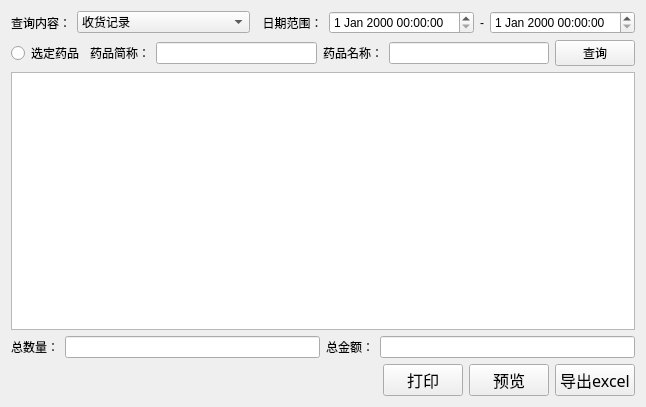
This is pharmacystatistics.ui in histest/his as Qt 5 draws it before an edit. The edited form follows.
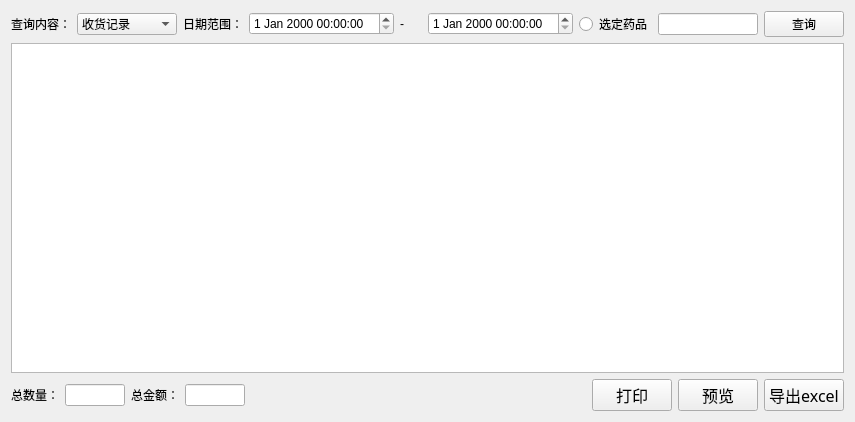
This is the edited form.

The edit to the form file:
```diff
--- a/pharmacystatistics.ui
+++ b/pharmacystatistics.ui
@@ -6,8 +6,8 @@
    <rect>
     <x>0</x>
     <y>0</y>
-    <width>646</width>
-    <height>407</height>
+    <width>855</width>
+    <height>422</height>
    </rect>
   </property>
   <property name="windowTitle">
@@ -15,7 +15,7 @@
   </property>
   <layout class="QVBoxLayout" name="verticalLayout">
    <item>
-    <layout class="QHBoxLayout" name="horizontalLayout_10">
+    <layout class="QHBoxLayout" name="horizontalLayout">
      <item>
       <widget class="QLabel" name="label_9">
        <property name="sizePolicy">
@@ -40,6 +40,12 @@
          <verstretch>0</verstretch>
         </sizepolicy>
        </property>
+       <property name="maximumSize">
+        <size>
+         <width>100</width>
+         <height>16777215</height>
+        </size>
+       </property>
        <item>
         <property name="text">
          <string>收货记录</string>
@@ -60,12 +66,19 @@
      <item>
       <widget class="QLabel" name="label">
        <property name="text">
-        <string>  日期范围：</string>
+        <string>日期范围：</string>
        </property>
       </widget>
      </item>
      <item>
-      <widget class="QDateTimeEdit" name="dateTimeEdit_1"/>
+      <widget class="QDateTimeEdit" name="dateTimeEdit_1">
+       <property name="maximumSize">
+        <size>
+         <width>180</width>
+         <height>16777215</height>
+        </size>
+       </property>
+      </widget>
      </item>
      <item>
       <widget class="QLabel" name="label_2">
@@ -75,12 +88,15 @@
       </widget>
      </item>
      <item>
-      <widget class="QDateTimeEdit" name="dateTimeEdit_2"/>
+      <widget class="QDateTimeEdit" name="dateTimeEdit_2">
+       <property name="maximumSize">
+        <size>
+         <width>180</width>
+         <height>16777215</height>
+        </size>
+       </property>
+      </widget>
      </item>
-    </layout>
-   </item>
-   <item>
-    <layout class="QHBoxLayout" name="horizontalLayout">
      <item>
       <widget class="QRadioButton" name="radioButton">
        <property name="text">
@@ -88,13 +104,6 @@
        </property>
       </widget>
      </item>
-     <item>
-      <widget class="QLabel" name="label_4">
-       <property name="text">
-        <string>药品简称：</string>
-       </property>
-      </widget>
-     </item>
      <item>
       <widget class="QLineEdit" name="lineEdit_DrugNo">
        <property name="sizePolicy">
@@ -103,18 +112,14 @@
          <verstretch>0</verstretch>
         </sizepolicy>
        </property>
-      </widget>
-     </item>
-     <item>
-      <widget class="QLabel" name="label_3">
-       <property name="text">
-        <string>药品名称：</string>
+       <property name="maximumSize">
+        <size>
+         <width>100</width>
+         <height>16777215</height>
+        </size>
        </property>
       </widget>
      </item>
-     <item>
-      <widget class="QLineEdit" name="lineEdit_DrugName"/>
-     </item>
      <item>
       <widget class="QPushButton" name="findButton">
        <property name="text">
@@ -128,7 +133,7 @@
     <widget class="QTableWidget" name="tableWidget"/>
    </item>
    <item>
-    <layout class="QHBoxLayout" name="horizontalLayout_3">
+    <layout class="QHBoxLayout" name="horizontalLayout_2">
      <item>
       <widget class="QLabel" name="label_5">
        <property name="text">
@@ -137,7 +142,14 @@
       </widget>
      </item>
      <item>
-      <widget class="QLineEdit" name="lineEdit_TotalNum"/>
+      <widget class="QLineEdit" name="lineEdit_TotalNum">
+       <property name="maximumSize">
+        <size>
+         <width>60</width>
+         <height>16777215</height>
+        </size>
+       </property>
+      </widget>
      </item>
      <item>
       <widget class="QLabel" name="label_6">
@@ -147,12 +159,15 @@
       </widget>
      </item>
      <item>
-      <widget class="QLineEdit" name="lineEdit_TotalPrice"/>
+      <widget class="QLineEdit" name="lineEdit_TotalPrice">
+       <property name="maximumSize">
+        <size>
+         <width>60</width>
+         <height>16777215</height>
+        </size>
+       </property>
+      </widget>
      </item>
-    </layout>
-   </item>
-   <item>
-    <layout class="QHBoxLayout" name="horizontalLayout_2">
      <item>
       <spacer name="horizontalSpacer_4">
        <property name="orientation">
```
Left out of the diff: 2 changed lines with no effect on the pictures.
